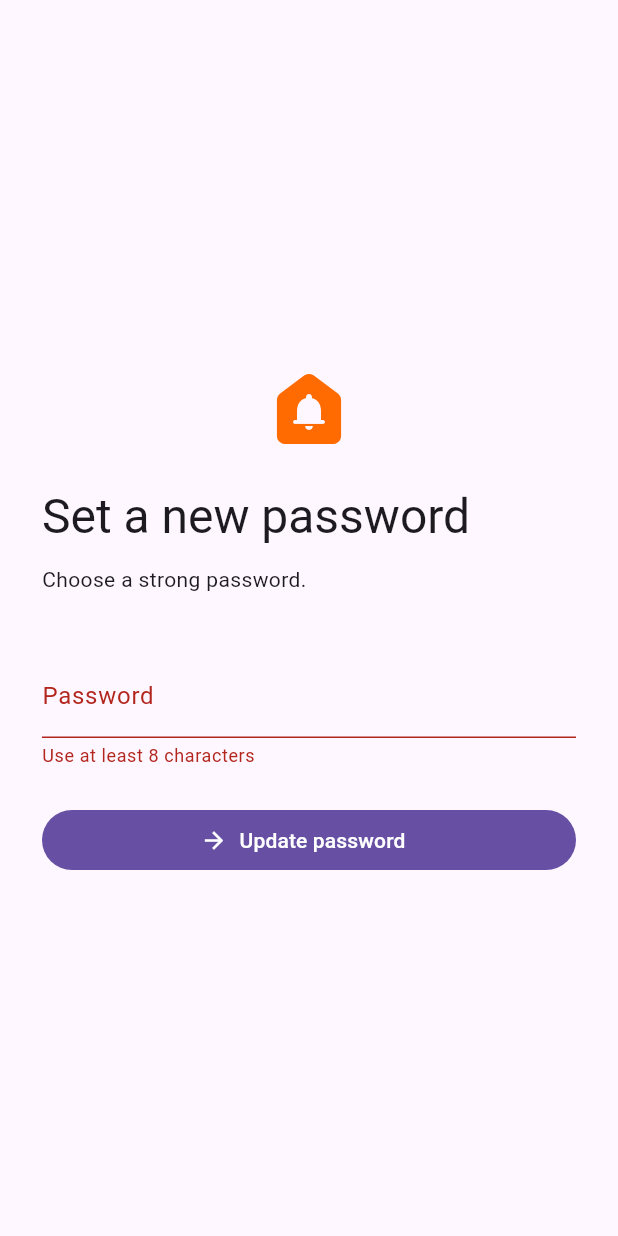
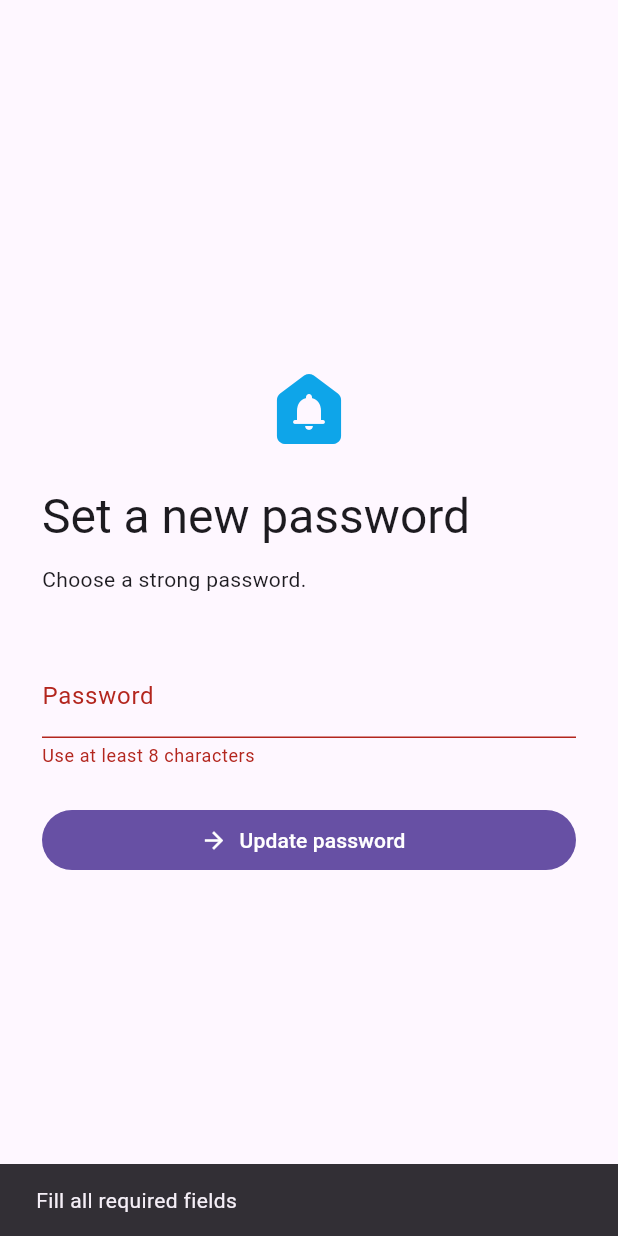
Before and after one commit to rohtakdastak-droid/Dastakrohtak, a Flutter app: the AuthScreen screen opened directly, after a tap on "Update password", on a phone screen of 412 x 824 dp. Run offline on Flutter 3.47's test engine with Material 3 defaults, Android fonts, the phone set to English and light mode, and no system bars; our stand-ins replace firebase_core, firebase_messaging, flutter_map, flutter_riverpod, flutter_secure_storage, geolocator and 5 more; accounts and stored records are empty.

Commit message:
Flutter: switch to sky-blue theme, fix Save address silent fail, remove toast noise, add name+phone to customer signup
- Theme: Primary #0EA5E9 (sky-500), accent #E0F2FE, dark text #0F172A; replaced every orange hex across lib/
- addresses: Save address now surfaces 'fill fields', 'pick location', or 'enter complete address' instead of failing silently; removed 'Location captured' toast
- discovery: removed 'Added to your bag' toast — the floating 'View bag' pill already provides feedback
- auth: signup form now collects name and 10-digit phone; writes them into profile metadata and upserts the profile row with role=customer so the customer's details are populated from the start

```diff
--- a/mobile/lib/core/widgets.dart
+++ b/mobile/lib/core/widgets.dart
@@ -281,10 +281,10 @@ class Photo extends StatelessWidget {
       child: url == null
           ? Container(
               height: height,
-              color: const Color(0xFFFFF4E8),
+              color: const Color(0xFFE0F2FE),
               child: const Center(
                   child: Icon(Icons.storefront,
-                      size: 44, color: Color(0xFFFF6B00))))
+                      size: 44, color: Color(0xFF0EA5E9))))
           : Image.network(url!,
               height: height,
               width: double.infinity,
--- a/mobile/lib/features/auth/auth_screen.dart
+++ b/mobile/lib/features/auth/auth_screen.dart
@@ -13,32 +13,54 @@ class AuthScreen extends ConsumerStatefulWidget {
 }
 
 class _AuthScreenState extends ConsumerState<AuthScreen> {
-  final email = TextEditingController(), password = TextEditingController();
+  final email = TextEditingController(),
+      password = TextEditingController(),
+      displayName = TextEditingController(),
+      phone = TextEditingController();
   final form = GlobalKey<FormState>();
   bool signup = false;
   @override
   void dispose() {
     email.dispose();
     password.dispose();
+    displayName.dispose();
+    phone.dispose();
     super.dispose();
   }
 
   Future<void> submit() async {
-    if (!form.currentState!.validate()) return;
-    final auth = ref.read(repositoryProvider).client.auth;
+    if (!form.currentState!.validate()) {
+      throw StateError('Fill all required fields');
+    }
+    final repo = ref.read(repositoryProvider);
+    final auth = repo.client.auth;
     if (widget.recovery) {
       await auth.updateUser(UserAttributes(password: password.text));
     } else if (signup) {
       final result = await auth.signUp(
           email: email.text.trim(),
           password: password.text,
+          data: {
+            'display_name': displayName.text.trim(),
+            'phone': phone.text.trim()
+          },
           emailRedirectTo: 'com.dastak.app://auth/callback');
       if (result.session == null) {
         if (mounted) {
-          toast(context, 'Check your email to confirm your account.');
+          toast(context,
+              'Check your email to confirm your account, then sign in.');
         }
         return;
       }
+      // Make sure the customer profile row carries name and phone.
+      try {
+        await repo.client.from('profiles').upsert({
+          'id': result.user?.id,
+          'display_name': displayName.text.trim(),
+          'phone': phone.text.trim(),
+          'role': 'customer'
+        });
+      } catch (_) {}
     } else {
       await auth.signInWithPassword(
           email: email.text.trim(), password: password.text);
@@ -61,7 +83,7 @@ class _AuthScreenState extends ConsumerState<AuthScreen> {
                               crossAxisAlignment: CrossAxisAlignment.stretch,
                               children: [
                                 const Icon(Icons.doorbell_rounded,
-                                    size: 64, color: Color(0xFFFF6B00)),
+                                    size: 64, color: Color(0xFF0EA5E9)),
                                 const SizedBox(height: 20),
                                 Text(
                                     widget.recovery
@@ -75,7 +97,33 @@ class _AuthScreenState extends ConsumerState<AuthScreen> {
                                     ? 'Choose a strong password.'
                                     : 'Welcome to Dastak. Your neighbourhood, delivered.'),
                                 const SizedBox(height: 24),
-                                if (!widget.recovery)
+                                if (!widget.recovery) ...[
+                                  if (signup) ...[
+                                    TextFormField(
+                                        controller: displayName,
+                                        decoration: const InputDecoration(
+                                            labelText: 'Your name'),
+                                        validator: (v) =>
+                                            (v?.trim().length ?? 0) >= 2
+                                                ? null
+                                                : 'Enter your name'),
+                                    const SizedBox(height: 12),
+                                    TextFormField(
+                                        controller: phone,
+                                        keyboardType: TextInputType.phone,
+                                        autofillHints: const [
+                                          AutofillHints.telephoneNumber
+                                        ],
+                                        decoration: const InputDecoration(
+                                            labelText: 'Phone number',
+                                            prefixText: '+91 '),
+                                        validator: (v) => RegExp(r'^\d{10}$')
+                                                .hasMatch(
+                                                    (v ?? '').replaceAll(RegExp(r'\D'), ''))
+                                            ? null
+                                            : 'Enter a 10-digit phone number'),
+                                    const SizedBox(height: 12),
+                                  ],
                                   TextFormField(
                                       controller: email,
                                       keyboardType: TextInputType.emailAddress,
@@ -88,7 +136,8 @@ class _AuthScreenState extends ConsumerState<AuthScreen> {
                                           RegExp(r'^[^\s@]+@[^\s@]+\.[^\s@]+$')
                                                   .hasMatch(v ?? '')
                                               ? null
-                                              : 'Enter a valid email'),
+                                              : 'Enter a valid email')
+                                ],
                                 const SizedBox(height: 16),
                                 TextFormField(
                                     controller: password,
--- a/mobile/lib/features/delivery_partner/delivery_screen.dart
+++ b/mobile/lib/features/delivery_partner/delivery_screen.dart
@@ -170,7 +170,7 @@ class _DeliveryScreenState extends ConsumerState<DeliveryScreen> {
                       children: [
                         _dStat(context, 'Deliveries today',
                             '${s['today_deliveries']}', Icons.pedal_bike_outlined,
-                            color: const Color(0xFFFF6B00)),
+                            color: const Color(0xFF0EA5E9)),
                         _dStat(context, 'Earnings today',
                             money(integer(s['today_earn'])),
                             Icons.payments_outlined,
--- a/mobile/lib/features/orders/orders_screen.dart
+++ b/mobile/lib/features/orders/orders_screen.dart
@@ -104,7 +104,7 @@ class _OrderScreenState extends ConsumerState<OrderScreen> {
                           gradient: const LinearGradient(
                               begin: Alignment.topLeft,
                               end: Alignment.bottomRight,
-                              colors: [Color(0xFFFF6B00), Color(0xFFE65C00)]),
+                              colors: [Color(0xFF0EA5E9), Color(0xFF0284C7)]),
                           borderRadius: BorderRadius.circular(18)),
                       child: Column(
                           crossAxisAlignment: CrossAxisAlignment.start,
--- a/mobile/lib/features/vendor/vendor_screen.dart
+++ b/mobile/lib/features/vendor/vendor_screen.dart
@@ -142,7 +142,7 @@ class _VendorStoreScreenState extends ConsumerState<VendorStoreScreen> {
                           color: const Color(0xFF059669)),
                       _statTile(context, 'Preparing', '${s['preparing']}',
                           Icons.restaurant_outlined,
-                          color: const Color(0xFFFF6B00)),
+                          color: const Color(0xFF0EA5E9)),
                       _statTile(context, 'Delivered', '${s['delivered']}',
                           Icons.check_circle_outlined,
                           color: const Color(0xFF2563EB))
```
Also changed, not shown: mobile/lib/app/app.dart (+16 -16 lines), mobile/lib/features/addresses/addresses_screen.dart (+13 -8 lines), mobile/lib/features/admin/admin_screen.dart (+6 -6 lines), mobile/lib/features/admin/settings_screen.dart (+4 -4 lines), mobile/lib/features/customer/discovery.dart (+3 -4 lines).
